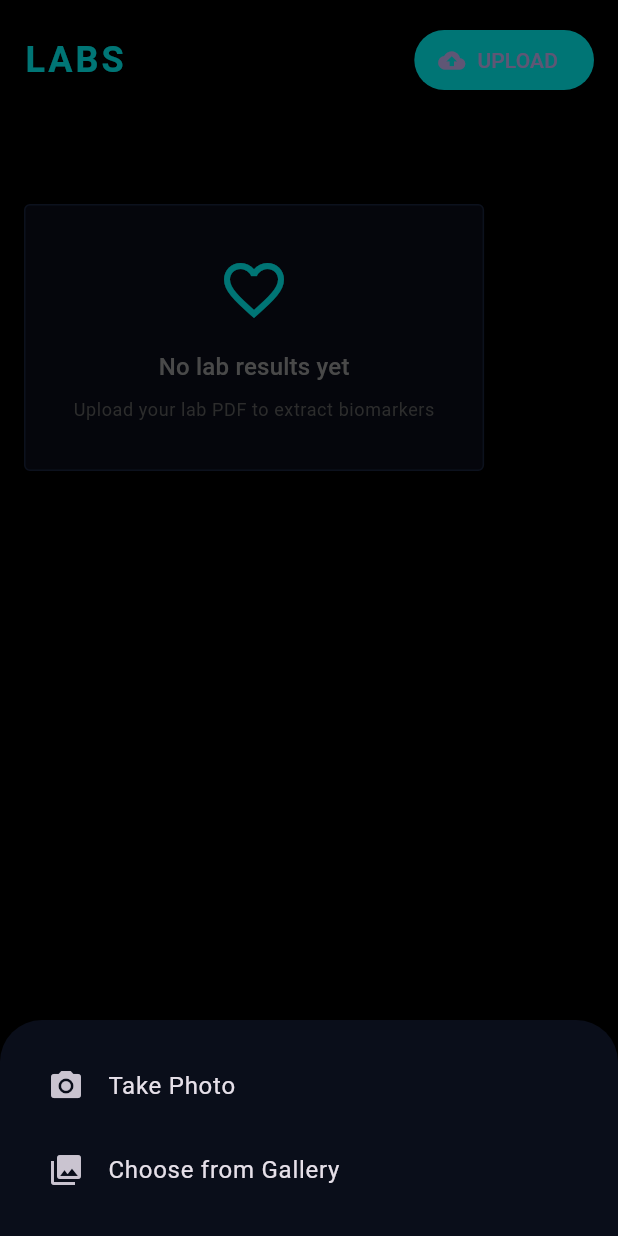
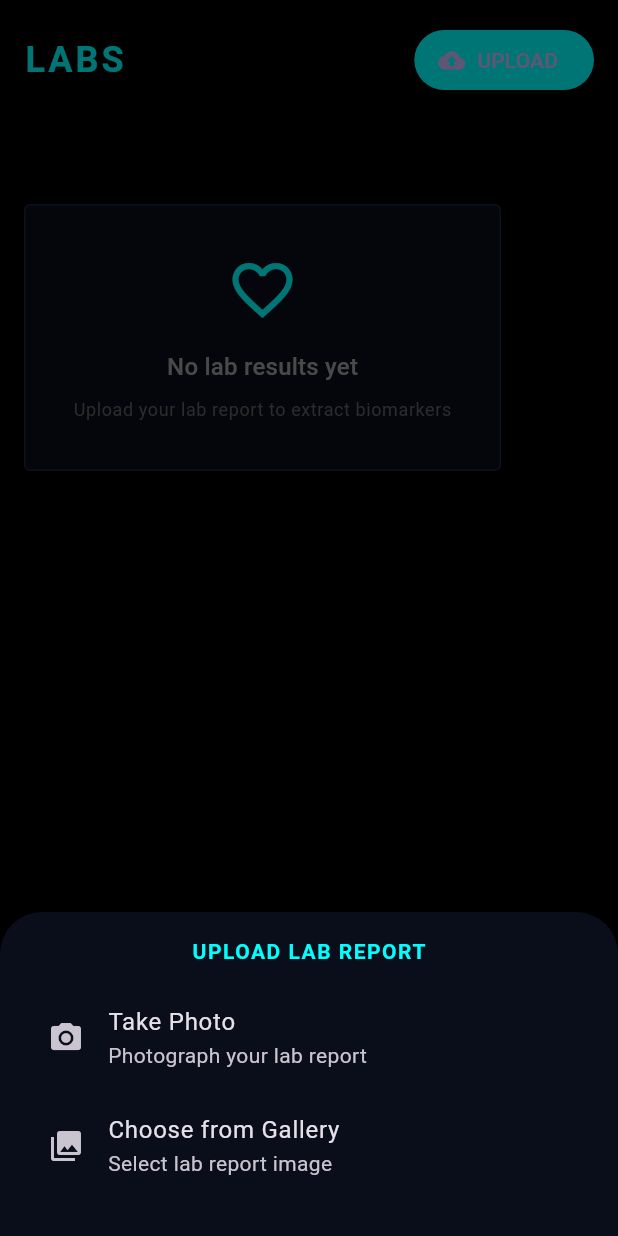
Before and after one commit to Wintermute8426/biohacker-flutter, a Flutter app: the screen it shows once a user with an empty profile is signed in, item 5 of the bottom bar chosen, after a tap on "UPLOAD", on a phone screen of 412 x 824 dp. Run offline on Flutter 3.47's test engine with Material 3 defaults, Android fonts, the phone set to English and light mode, and no system bars; our stand-ins replace image_picker, supabase_flutter; accounts and stored records are empty.

Commit message:
Phase 6 Polish: MVP PDF upload via gallery/camera, add bottom padding 80, clarify upload UI

```diff
--- a/lib/screens/labs_screen.dart
+++ b/lib/screens/labs_screen.dart
@@ -40,12 +40,13 @@
     }
   }
 
-  /// Handle file upload (photo or gallery)
+  /// Handle file upload (photo or gallery for MVP)
   Future<void> _handleUpload() async {
     try {
       final picker = ImagePicker();
 
-      // Show choice: Camera or Gallery
+      // Show choice: Camera or Gallery (for MVP, using image_picker)
+      // In Phase 7, we'll integrate real PDF upload + BloodworkAI API
       showModalBottomSheet(
         context: context,
         backgroundColor: AppColors.surface,
@@ -54,9 +55,19 @@
           child: Column(
             mainAxisSize: MainAxisSize.min,
             children: [
+              Text(
+                'UPLOAD LAB REPORT',
+                style: TextStyle(
+                  color: AppColors.primary,
+                  fontWeight: FontWeight.bold,
+                  letterSpacing: 1,
+                ),
+              ),
+              const SizedBox(height: 12),
               ListTile(
                 leading: const Icon(Icons.camera_alt),
                 title: const Text('Take Photo'),
+                subtitle: const Text('Photograph your lab report'),
                 onTap: () async {
                   Navigator.pop(context);
                   await _uploadFromSource(picker, ImageSource.camera);
@@ -65,11 +76,13 @@
               ListTile(
                 leading: const Icon(Icons.photo_library),
                 title: const Text('Choose from Gallery'),
+                subtitle: const Text('Select lab report image'),
                 onTap: () async {
                   Navigator.pop(context);
                   await _uploadFromSource(picker, ImageSource.gallery);
                 },
               ),
+              const SizedBox(height: 8),
             ],
           ),
         ),
@@ -97,7 +110,7 @@
         extractedData: mockData['biomarkers'] as Map<String, dynamic>,
         uploadDate: DateTime.now(),
         processedDate: DateTime.now(),
-        notes: 'Lab report - ${DateTime.now()}',
+        notes: 'Lab report uploaded on ${DateTime.now().toString().split(' ')[0]}',
       );
 
       // Save to Supabase
@@ -417,7 +430,7 @@
                 ),
                 const SizedBox(height: 8),
                 Text(
-                  'Upload your lab PDF to extract biomarkers',
+                  'Upload your lab report to extract biomarkers',
                   style: Theme.of(context).textTheme.bodySmall?.copyWith(
                     color: AppColors.textDim,
                   ),
@@ -425,6 +438,7 @@
               ],
             ),
           ),
+          const SizedBox(height: 80), // Bottom padding for nav bar
         ],
       ),
     );
@@ -433,7 +447,7 @@
   /// Build results list
   Widget _buildResultsList() {
     return ListView.builder(
-      padding: const EdgeInsets.all(16),
+      padding: const EdgeInsets.all(16).copyWith(bottom: 80),
       itemCount: _labResults.length,
       itemBuilder: (context, index) {
         final result = _labResults[index];
```
